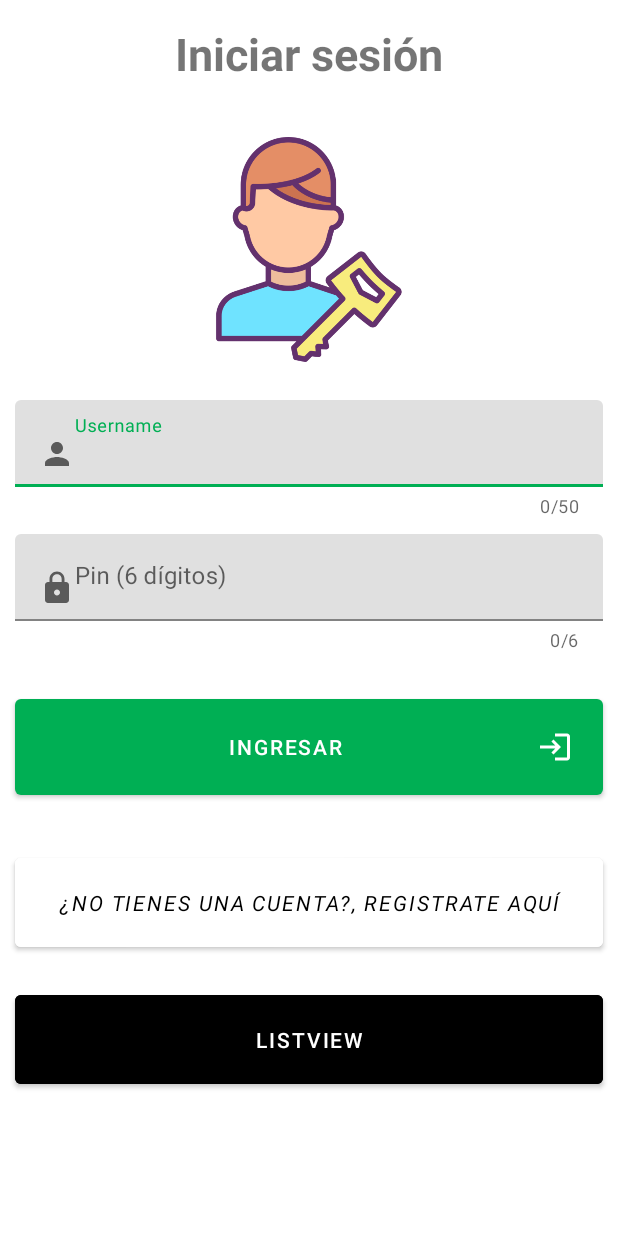
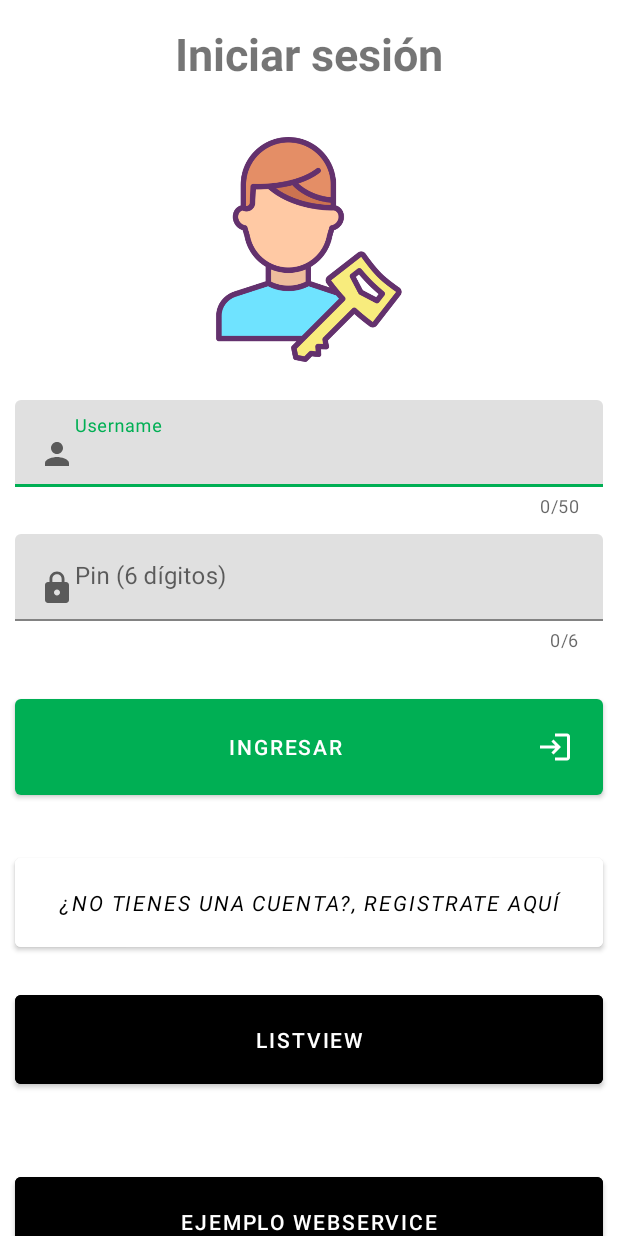
Before and after one commit to zavaletamx/dapps-t195, an Android app: the layout activity_login.xml on its own in the app's theme, with its tools: preview values and no code run, on a phone screen of 412 x 824 dp. Run offline under Robolectric (Android 15) with nearby library versions, the phone set to English and light mode, and no system bars.

Commit message:
Ejemplo de configuración de una app para conexion remotas y ejecucion de servicios de terceros

```diff
--- a/app/build.gradle
+++ b/app/build.gradle
@@ -42,4 +42,5 @@ dependencies {
     androidTestImplementation 'androidx.test.ext:junit:1.1.2'
     androidTestImplementation 'androidx.test.espresso:espresso-core:3.3.0'
     implementation 'androidx.swiperefreshlayout:swiperefreshlayout:1.1.0'
+    implementation 'com.android.volley:volley:1.1.1'
 }
--- a/app/src/main/res/layout/activity_login.xml
+++ b/app/src/main/res/layout/activity_login.xml
@@ -95,6 +95,18 @@
             android:textColor="#fff"
             android:onClick="navListView"/>
 
+        <Button
+            android:layout_width="match_parent"
+            android:layout_height="wrap_content"
+            android:text="Ejemplo WebService"
+            android:layout_marginHorizontal="10dp"
+            android:layout_marginTop="10dp"
+            android:layout_marginBottom="40dp"
+            android:padding="20dp"
+            android:backgroundTint="#000"
+            android:textColor="#fff"
+            android:onClick="navWebService"/>
+
 
     </LinearLayout>
 
```
Also changed, not shown: app/src/main/AndroidManifest.xml (+6 -4 lines), app/src/main/java/mx/edu/uteq/dapps/proyecto195/EjemploWebServiceActivity.java (added, +48 -0 lines), app/src/main/java/mx/edu/uteq/dapps/proyecto195/LoginActivity.java (+7 -0 lines), app/src/main/res/layout/activity_ejemplo_web_service.xml (added, +9 -0 lines).
